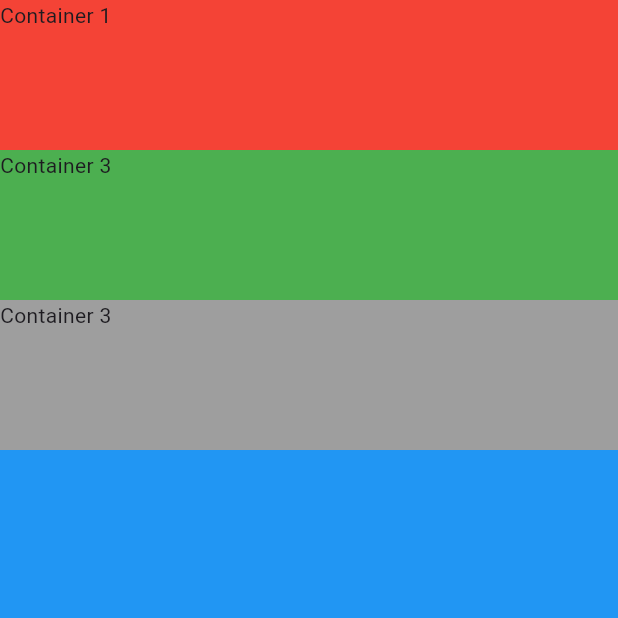
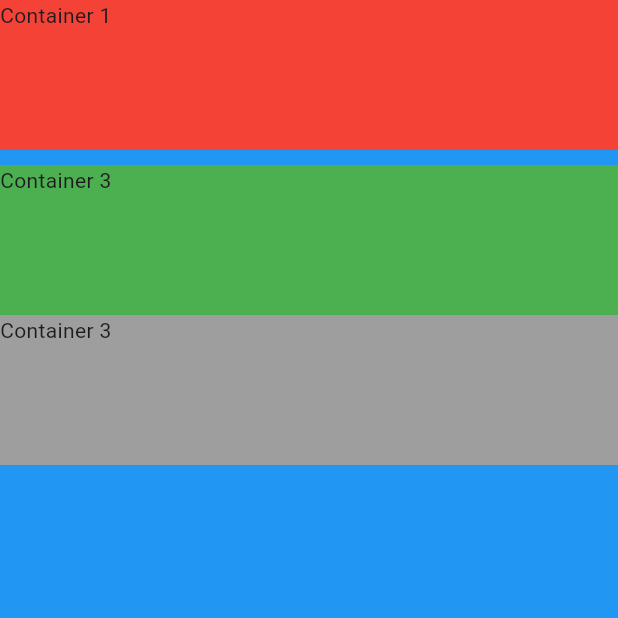
Before and after one commit to saidAbdirahman/mi_card_flutter, a Flutter app: the screen it shows after launch, on a phone screen of 412 x 824 dp, the top half of it. Run offline on Flutter 3.47's test engine with Material 3 defaults, Android fonts, the phone set to English and light mode, and no system bars.

Commit message:
SizedBox is for spaceing for vertical via using height
Signed-off-by: saidAbirahman <saidqaaje11@gmail.com>

```diff
--- a/lib/main.dart
+++ b/lib/main.dart
@@ -33,6 +33,9 @@ class MyApp extends StatelessWidget {
                 height: 100.0,
                 child: Text('Container 1'),
               ),
+              SizedBox(
+                height: 10.0,
+              ),
               Container(
                 color: Colors.green,
                 height: 100.0,
```
